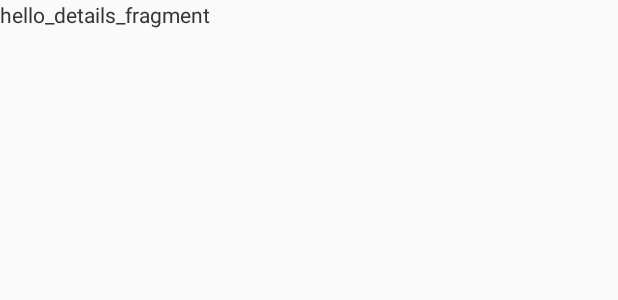
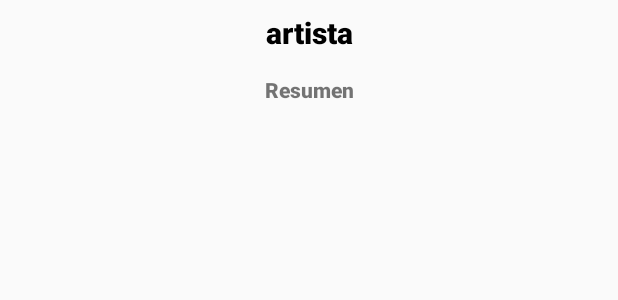
Before and after one commit to franquicidad/mvvmKotlin, an Android app: the layout fragment_details.xml on its own in the app's theme, with its tools: preview values and no code run, on a phone screen of 412 x 824 dp. Shown: the top 300 px of the screen. Run offline under Robolectric (Android 15) with nearby library versions, the phone set to English and light mode, and no system bars.

Commit message:
added custom fonts and styles.xml to add a little bit of design.

```diff
--- a/app/src/main/res/layout/artist_item_list.xml
+++ b/app/src/main/res/layout/artist_item_list.xml
@@ -37,25 +37,29 @@
             android:layout_width="wrap_content"
             android:layout_height="wrap_content"
             android:layout_marginStart="16dp"
-            android:layout_marginTop="8dp"
+            android:layout_marginTop="36dp"
             android:layout_marginEnd="16dp"
+            style="@style/CustomFont1"
+            app:artistName="@{artist}"
             app:layout_constraintEnd_toEndOf="parent"
+            app:layout_constraintHorizontal_bias="0.487"
             app:layout_constraintStart_toEndOf="@+id/imageView"
             app:layout_constraintTop_toTopOf="@+id/imageView"
-            tools:text="Radiohead"
-            app:artistName="@{artist}"/>
+            tools:text="Radiohead" />
 
         <TextView
             android:id="@+id/listeners"
             android:layout_width="wrap_content"
             android:layout_height="wrap_content"
             android:layout_marginStart="16dp"
-            android:layout_marginTop="8dp"
+            android:layout_marginTop="12dp"
             android:layout_marginEnd="16dp"
+            app:artistListeners="@{artist}"
             app:layout_constraintEnd_toEndOf="parent"
+            app:layout_constraintHorizontal_bias="0.502"
             app:layout_constraintStart_toEndOf="@+id/imageView"
             app:layout_constraintTop_toBottomOf="@+id/artist_name"
             tools:text="372615"
-            app:artistListeners="@{artist}"/>
+            />
     </androidx.constraintlayout.widget.ConstraintLayout>
 </layout>
--- a/app/src/main/res/layout/fragment_details.xml
+++ b/app/src/main/res/layout/fragment_details.xml
@@ -1,5 +1,6 @@
 <?xml version="1.0" encoding="utf-8"?>
 <layout xmlns:android="http://schemas.android.com/apk/res/android"
+    xmlns:app="http://schemas.android.com/apk/res-auto"
     xmlns:tools="http://schemas.android.com/tools">
 
     <data>
@@ -14,15 +15,28 @@
         <TextView
             android:id="@+id/name"
             android:layout_width="match_parent"
-            android:layout_height="match_parent"
-            android:text="hello_details_fragment" />
+            android:layout_height="wrap_content"
+            android:layout_marginTop="8dp"
+            style="@style/CustomFont1"
+            android:gravity="center_horizontal"
+            android:text="@string/artista"
+            app:layout_constraintEnd_toEndOf="parent"
+            app:layout_constraintHorizontal_bias="0.0"
+            app:layout_constraintStart_toStartOf="parent"
+            app:layout_constraintTop_toTopOf="parent" />
 
         <TextView
             android:id="@+id/summary"
             android:layout_width="match_parent"
             android:layout_height="match_parent"
-            android:text="hello_details_fragment"
-            tools:layout_editor_absoluteY="165dp" />
+            android:layout_marginTop="50dp"
+            android:gravity="center_horizontal"
+            android:text="@string/resumen"
+            android:fontFamily="sans-serif-black"
+            app:layout_constraintEnd_toEndOf="parent"
+            app:layout_constraintHorizontal_bias="0.0"
+            app:layout_constraintStart_toStartOf="parent"
+            app:layout_constraintTop_toTopOf="@+id/name" />
 
     </androidx.constraintlayout.widget.ConstraintLayout>
 </layout>
--- a/app/src/main/res/values/strings.xml
+++ b/app/src/main/res/values/strings.xml
@@ -3,4 +3,6 @@
 
     <!-- TODO: Remove or change this placeholder text -->
     <string name="hello_blank_fragment">Hello blank fragment</string>
+    <string name="artista">artista</string>
+    <string name="resumen">Resumen</string>
 </resources>
--- a/app/src/main/res/values/styles.xml
+++ b/app/src/main/res/values/styles.xml
@@ -8,4 +8,11 @@
         <item name="colorAccent">@color/colorAccent</item>
     </style>
 
+    <style name="CustomFont1" parent="Theme.AppCompat.Light.NoActionBar">
+        <item name="fontFamily">sans-serif-black</item>
+        <item name="android:textSize">20sp</item>
+        <item name="android:textStyle">bold</item>
+        <item name="android:textColor">@android:color/black</item>
+    </style>
+
 </resources>
```
